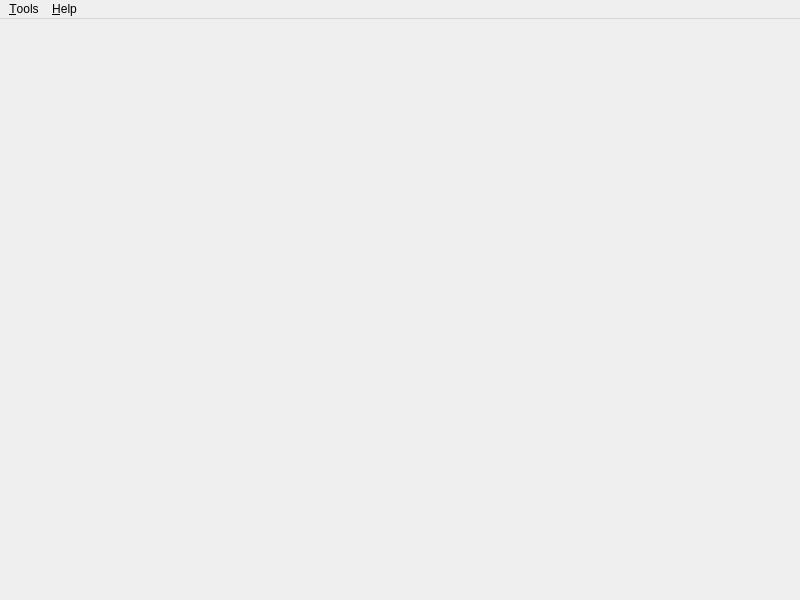
Qt form sealtk/noaa/gui/Window.ui (Kitware/seal-tk) before a commit.
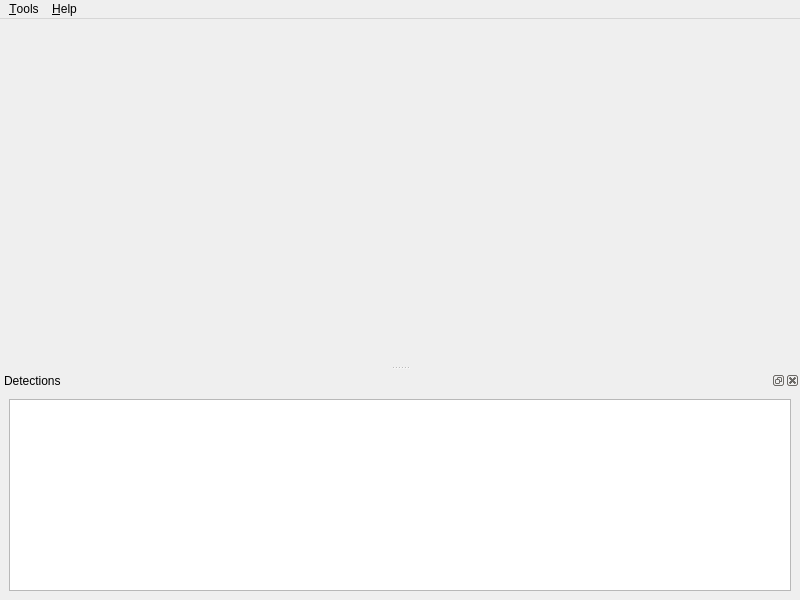
The same form after that commit. Icons and pictures are not drawn. Custom widgets are drawn as their Qt base class.

Commit message:
Add "detections" list to NOAA GUI
Add a dock with a "detections" list to the NOAA GUI. This uses the new
FusionModel to (potentially) combine track models from both views. This
also rearranges some members so that the track source and model are
owned per view (as should have always been the case) rather than having
one instance for the whole GUI.

```diff
--- a/sealtk/noaa/gui/Window.ui
+++ b/sealtk/noaa/gui/Window.ui
@@ -63,6 +63,21 @@
    <addaction name="menuTools"/>
    <addaction name="menuHelp"/>
   </widget>
+  <widget class="QDockWidget" name="trackDock">
+   <property name="windowTitle">
+    <string>Detections</string>
+   </property>
+   <attribute name="dockWidgetArea">
+    <number>8</number>
+   </attribute>
+   <widget class="QWidget" name="trackDockContents">
+    <layout class="QVBoxLayout" name="verticalLayout_2">
+     <item>
+      <widget class="QTreeView" name="tracks"/>
+     </item>
+    </layout>
+   </widget>
+  </widget>
   <action name="actionAbout">
    <property name="text">
     <string>&amp;About...</string>
```
The commit also changes 1 other file.
